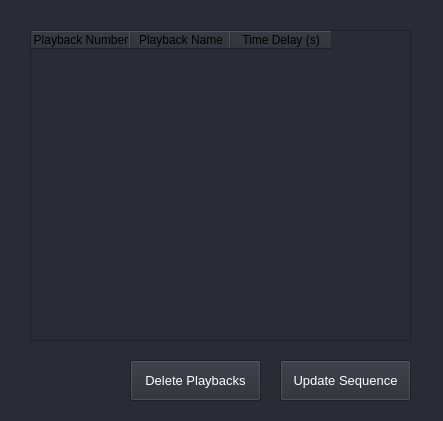
Above: pidmx2/windows/ui/edit_sequence_window.ui from 68Duck/pidmx2 before the change. Below: the same form after it.
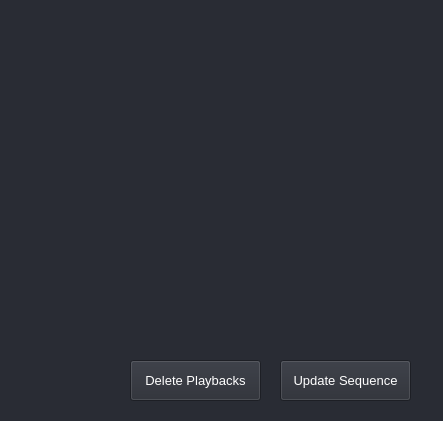
That is the form after the change.

Commit message: Added sequences and blackout button

```diff
--- a/pidmx2/windows/ui/edit_sequence_window.ui
+++ b/pidmx2/windows/ui/edit_sequence_window.ui
@@ -16,32 +16,7 @@
   <property name="styleSheet">
    <string notr="true">QWidget{background-color:#292C34}</string>
   </property>
-  <widget class="QTableWidget" name="table">
-   <property name="geometry">
-    <rect>
-     <x>30</x>
-     <y>30</y>
-     <width>381</width>
-     <height>311</height>
-    </rect>
-   </property>
-   <column>
-    <property name="text">
-     <string>Playback Number</string>
-    </property>
-   </column>
-   <column>
-    <property name="text">
-     <string>Playback Name</string>
-    </property>
-   </column>
-   <column>
-    <property name="text">
-     <string>Time Delay (s)</string>
-    </property>
-   </column>
-  </widget>
-  <widget class="QPushButton" name="deleteButton">
+  <widget class="QPushButton" name="delete_button">
    <property name="geometry">
     <rect>
      <x>130</x>
@@ -83,6 +58,17 @@
     <string>Update Sequence</string>
    </property>
   </widget>
+  <widget class="QWidget" name="gridLayoutWidget">
+   <property name="geometry">
+    <rect>
+     <x>20</x>
+     <y>20</y>
+     <width>411</width>
+     <height>311</height>
+    </rect>
+   </property>
+   <layout class="QGridLayout" name="layout"/>
+  </widget>
  </widget>
  <resources/>
  <connections/>
```
Left out of the diff: 2 changed lines with no effect on the pictures. The commit also changes 15 other files.
